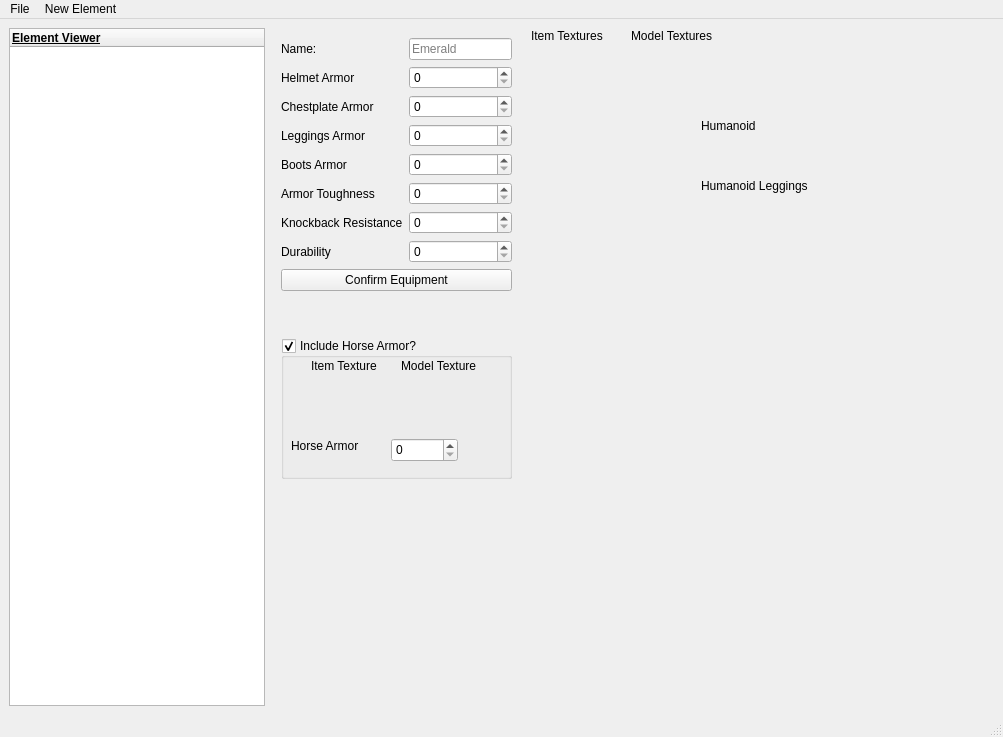
Old version of the form lib/UIs/ui.ui in the repository Faith-and-Code-Technologies/mDirt.
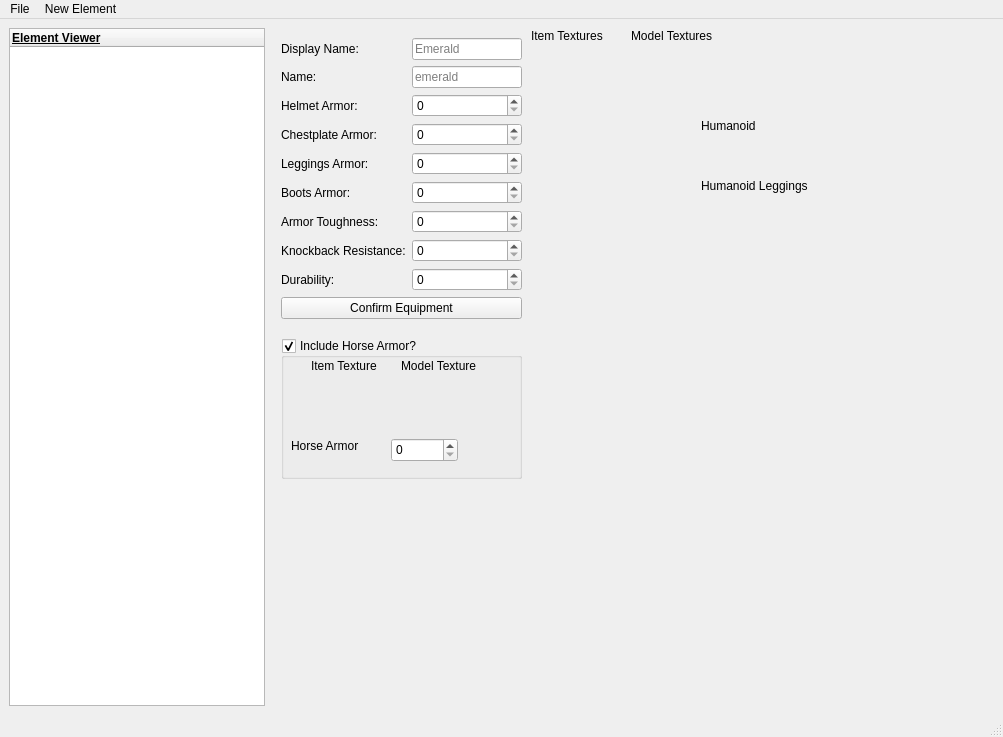
New version of the form. The open tabs and pages were chosen to show the change.

Commit message: Added 'Display Name' field to Equipment

What changed in the file:
```diff
--- a/lib/UIs/ui.ui
+++ b/lib/UIs/ui.ui
@@ -2331,36 +2331,36 @@
          <rect>
           <x>10</x>
           <y>10</y>
-          <width>231</width>
-          <height>286</height>
+          <width>241</width>
+          <height>292</height>
          </rect>
         </property>
         <layout class="QFormLayout" name="formLayout_10">
-         <item row="0" column="0">
+         <item row="1" column="0">
           <widget class="QLabel" name="label_34">
            <property name="text">
             <string>Name:</string>
            </property>
           </widget>
          </item>
-         <item row="0" column="1">
+         <item row="1" column="1">
           <widget class="QLineEdit" name="equipmentName">
            <property name="toolTip">
             <string>&lt;html&gt;&lt;head/&gt;&lt;body&gt;&lt;p&gt;The name of the armor SET.&lt;br/&gt;If set to &amp;quot;Emerald&amp;quot;, it would display on a helmet as &amp;quot;Emerald Helmet&amp;quot;.&lt;/p&gt;&lt;/body&gt;&lt;/html&gt;</string>
            </property>
            <property name="placeholderText">
-            <string>Emerald</string>
+            <string>emerald</string>
            </property>
           </widget>
          </item>
-         <item row="1" column="0">
+         <item row="2" column="0">
           <widget class="QLabel" name="label_43">
            <property name="text">
-            <string>Helmet Armor</string>
+            <string>Helmet Armor:</string>
            </property>
           </widget>
          </item>
-         <item row="1" column="1">
+         <item row="2" column="1">
           <widget class="QSpinBox" name="helmetArmor">
            <property name="toolTip">
             <string>&lt;html&gt;&lt;head/&gt;&lt;body&gt;&lt;p&gt;The armor points for the helmet.&lt;/p&gt;&lt;p&gt;Leather: 1&lt;/p&gt;&lt;p&gt;Gold, Chain, Iron: 2&lt;/p&gt;&lt;p&gt;Diamond, Netherite: 3&lt;/p&gt;&lt;/body&gt;&lt;/html&gt;</string>
@@ -2370,14 +2370,14 @@
            </property>
           </widget>
          </item>
-         <item row="2" column="0">
+         <item row="3" column="0">
           <widget class="QLabel" name="label_50">
            <property name="text">
-            <string>Chestplate Armor</string>
+            <string>Chestplate Armor:</string>
            </property>
           </widget>
          </item>
-         <item row="2" column="1">
+         <item row="3" column="1">
           <widget class="QSpinBox" name="chestplateArmor">
            <property name="toolTip">
             <string>&lt;html&gt;&lt;head/&gt;&lt;body&gt;&lt;p&gt;The armor points for the chestplate.&lt;/p&gt;&lt;p&gt;Leather: 3&lt;/p&gt;&lt;p&gt;Gold, Chain: 5&lt;/p&gt;&lt;p&gt;Iron: 6&lt;/p&gt;&lt;p&gt;Diamond, Netherite: 8&lt;/p&gt;&lt;/body&gt;&lt;/html&gt;</string>
@@ -2387,14 +2387,14 @@
            </property>
           </widget>
          </item>
-         <item row="3" column="0">
+         <item row="4" column="0">
           <widget class="QLabel" name="label_51">
            <property name="text">
-            <string>Leggings Armor</string>
+            <string>Leggings Armor:</string>
            </property>
           </widget>
          </item>
-         <item row="3" column="1">
+         <item row="4" column="1">
           <widget class="QSpinBox" name="leggingsArmor">
            <property name="toolTip">
             <string>&lt;html&gt;&lt;head/&gt;&lt;body&gt;&lt;p&gt;The armor points for the leggings.&lt;/p&gt;&lt;p&gt;Leather: 2&lt;/p&gt;&lt;p&gt;Gold: 3&lt;/p&gt;&lt;p&gt;Chain: 4&lt;/p&gt;&lt;p&gt;Iron: 5&lt;/p&gt;&lt;p&gt;Diamond, Netherite: 6&lt;/p&gt;&lt;/body&gt;&lt;/html&gt;</string>
@@ -2404,14 +2404,14 @@
            </property>
           </widget>
          </item>
-         <item row="4" column="0">
+         <item row="5" column="0">
           <widget class="QLabel" name="label_52">
            <property name="text">
-            <string>Boots Armor</string>
+            <string>Boots Armor:</string>
            </property>
           </widget>
          </item>
-         <item row="4" column="1">
+         <item row="5" column="1">
           <widget class="QSpinBox" name="bootsArmor">
            <property name="toolTip">
             <string>&lt;html&gt;&lt;head/&gt;&lt;body&gt;&lt;p&gt;The armor points for the boots.&lt;/p&gt;&lt;p&gt;Leather, Gold, Chain: 1&lt;/p&gt;&lt;p&gt;Iron: 2&lt;/p&gt;&lt;p&gt;Diamond, Netherite: 3&lt;/p&gt;&lt;/body&gt;&lt;/html&gt;</string>
@@ -2421,14 +2421,14 @@
            </property>
           </widget>
          </item>
-         <item row="5" column="0">
+         <item row="6" column="0">
           <widget class="QLabel" name="label_44">
            <property name="text">
-            <string>Armor Toughness</string>
+            <string>Armor Toughness:</string>
            </property>
           </widget>
          </item>
-         <item row="5" column="1">
+         <item row="6" column="1">
           <widget class="QSpinBox" name="equipmentArmorToughness">
            <property name="toolTip">
             <string>&lt;html&gt;&lt;head/&gt;&lt;body&gt;&lt;p&gt;The toughness of the armor.&lt;br/&gt;&lt;/p&gt;&lt;p&gt;Leather, Gold, Chain, Iron: 0&lt;/p&gt;&lt;p&gt;Diamond: 2&lt;/p&gt;&lt;p&gt;Netherite: 3&lt;/p&gt;&lt;/body&gt;&lt;/html&gt;</string>
@@ -2438,14 +2438,14 @@
            </property>
           </widget>
          </item>
-         <item row="6" column="0">
+         <item row="7" column="0">
           <widget class="QLabel" name="label_45">
            <property name="text">
-            <string>Knockback Resistance</string>
+            <string>Knockback Resistance:</string>
            </property>
           </widget>
          </item>
-         <item row="6" column="1">
+         <item row="7" column="1">
           <widget class="QSpinBox" name="equipmentKBResistance">
            <property name="toolTip">
             <string>&lt;html&gt;&lt;head/&gt;&lt;body&gt;&lt;p&gt;The %, per piece, of knocback to reduce.&lt;br/&gt;Netherite is set at 10, giving 40% knockback reduction when wearing a full set.&lt;/p&gt;&lt;/body&gt;&lt;/html&gt;</string>
@@ -2455,14 +2455,14 @@
            </property>
           </widget>
          </item>
-         <item row="7" column="0">
+         <item row="8" column="0">
           <widget class="QLabel" name="label_46">
            <property name="text">
-            <string>Durability</string>
+            <string>Durability:</string>
            </property>
           </widget>
          </item>
-         <item row="7" column="1">
+         <item row="8" column="1">
           <widget class="QSpinBox" name="equipmentDurability">
            <property name="toolTip">
             <string>&lt;html&gt;&lt;head/&gt;&lt;body&gt;&lt;p&gt;The durability of the Chestplate.&lt;/p&gt;&lt;p&gt;Durability of the others are calculated as:&lt;br/&gt;Helmet - 68.75%&lt;/p&gt;&lt;p&gt;Leggings - 93.75%&lt;/p&gt;&lt;p&gt;Boots - 81.25%&lt;/p&gt;&lt;p&gt;&lt;br/&gt;&lt;/p&gt;&lt;p&gt;Here are the defaults:&lt;br/&gt;Leather - 80&lt;/p&gt;&lt;p&gt;Golden - 112&lt;/p&gt;&lt;p&gt;Chainmail - 240&lt;/p&gt;&lt;p&gt;Iron - 240&lt;/p&gt;&lt;p&gt;Diamond - 528&lt;/p&gt;&lt;p&gt;Netherite - 592&lt;/p&gt;&lt;/body&gt;&lt;/html&gt;</string>
@@ -2472,13 +2472,27 @@
            </property>
           </widget>
          </item>
-         <item row="8" column="0" colspan="2">
+         <item row="9" column="0" colspan="2">
           <widget class="QPushButton" name="equipmentConfirmButton">
            <property name="text">
             <string>Confirm Equipment</string>
            </property>
           </widget>
          </item>
+         <item row="0" column="0">
+          <widget class="QLabel" name="label_56">
+           <property name="text">
+            <string>Display Name:</string>
+           </property>
+          </widget>
+         </item>
+         <item row="0" column="1">
+          <widget class="QLineEdit" name="equipmentDisplayName">
+           <property name="placeholderText">
+            <string>Emerald</string>
+           </property>
+          </widget>
+         </item>
         </layout>
        </widget>
        <widget class="QPushButton" name="helmetItem">
@@ -2728,7 +2742,7 @@
          <rect>
           <x>10</x>
           <y>310</y>
-          <width>231</width>
+          <width>241</width>
           <height>141</height>
          </rect>
         </property>
```
The commit also changes 4 other files.
